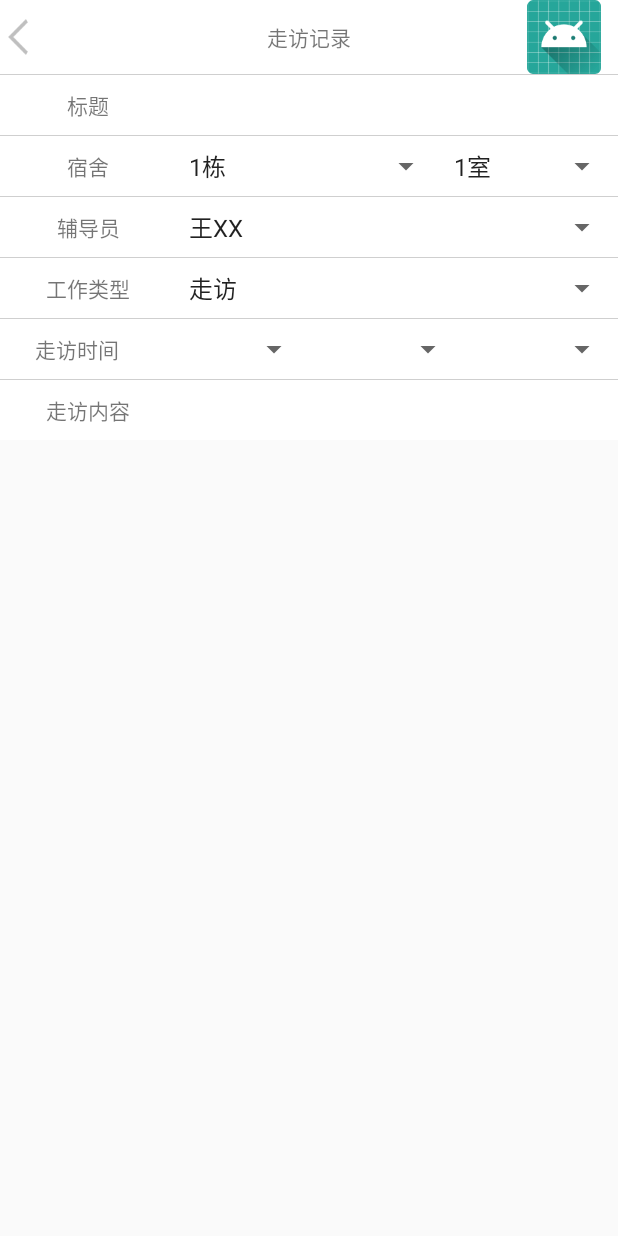
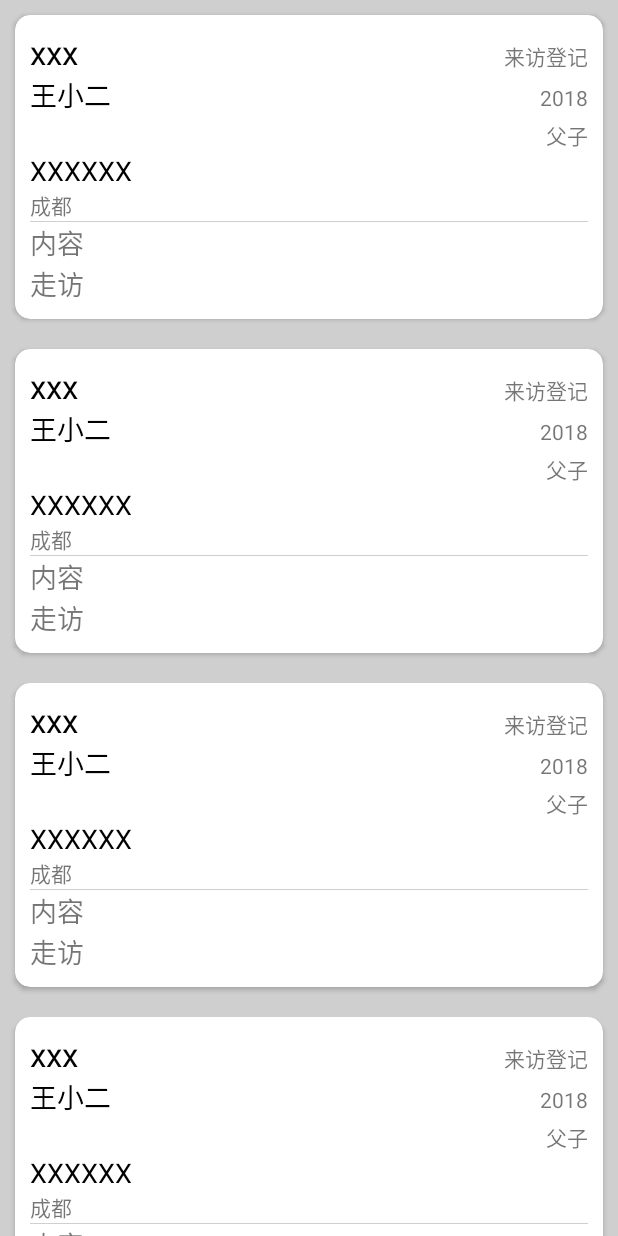
Before and after one commit to MiHang/Test, an Android app: the screen it shows after launch (e before the commit, visit after it), on a phone screen of 412 x 824 dp. Run offline under Robolectric (Android 15) with nearby library versions, the phone set to English and light mode, and no system bars; our stand-ins replace ButterKnife.

```diff
--- a/app/src/main/AndroidManifest.xml
+++ b/app/src/main/AndroidManifest.xml
@@ -22,7 +22,10 @@
         <activity android:name=".activity.NewDetailActivity" />
         <activity android:name=".activity.NoticeDetailActivity" />
         <activity android:name=".activity.NoticeListActivity" />
-        <activity android:name=".activity.e">
+        <activity android:name=".activity.AddVisitRecordActivity">
+
+        </activity>
+        <activity android:name=".activity.visit">
             <intent-filter>
                 <action android:name="android.intent.action.MAIN" />
 
--- a/app/src/main/java/pers/test/activity/e.java
+++ b/app/src/main/java/pers/test/activity/AddVisitRecordActivity.java
@@ -16,7 +16,7 @@ import pers.test.R;
  * Created by 惠普 on 2018-04-12.
  */
 
-public class e extends AppCompatActivity {
+public class AddVisitRecordActivity extends AppCompatActivity {
 
     @BindView(R.id.dormitory_back)
     ImageView dormitoryBack;
--- /dev/null
+++ b/app/src/main/java/pers/test/activity/visit.java
@@ -0,0 +1,122 @@
+package pers.test.activity;
+
+import android.content.Context;
+import android.os.Bundle;
+import android.support.v7.app.AppCompatActivity;
+import android.support.v7.widget.GridLayoutManager;
+import android.support.v7.widget.LinearLayoutManager;
+import android.support.v7.widget.RecyclerView;
+import android.util.LayoutDirection;
+import android.view.LayoutInflater;
+import android.view.View;
+import android.view.ViewGroup;
+import android.widget.LinearLayout;
+import android.widget.TextView;
+import android.widget.Toast;
+
+import java.util.ArrayList;
+import java.util.List;
+
+import butterknife.BindView;
+import butterknife.ButterKnife;
+import pers.test.R;
+import pers.test.model.VisitInfo;
+
+/**
+ * Created by 惠普 on 2018-04-12.
+ */
+
+public class visit extends AppCompatActivity {
+
+    @BindView(R.id.myVisit)
+    RecyclerView myVisit;
+ List<VisitInfo> data=new ArrayList<>();
+    @Override
+    protected void onCreate(Bundle savedInstanceState) {
+        super.onCreate(savedInstanceState);
+        setContentView(R.layout.fragment_visit);
+        ButterKnife.bind(this);
+        for(int i=0;i<5;i++){
+            VisitInfo v=new VisitInfo();
+            v.setContent("走访");
+            v.setAddress("成都");
+            v.setName("王小二");
+            v.setTime("2018");
+            v.setId("XXXXXX");
+            v.setRelative("父子");
+            v.setVisitor("xxx");
+            v.setTip("来访登记");
+            data.add(v);
+        }
+        Toast.makeText(this, ""+data.size(), Toast.LENGTH_SHORT).show();
+        LinearLayoutManager layoutManager = new LinearLayoutManager(getApplicationContext());
+        myVisit.setLayoutManager(layoutManager);
+      MyAdapter myAdapter=new MyAdapter(this,data);
+        myVisit.setAdapter(myAdapter);
+    }
+
+    class MyAdapter extends RecyclerView.Adapter<MyAdapter.ViewHolder> {
+        Context context;
+        List<VisitInfo> data;
+            public MyAdapter(Context context, List<VisitInfo> data){
+                this.context=context;
+                this.data=data;
+            }
+
+        @Override
+        public ViewHolder onCreateViewHolder(ViewGroup parent, int viewType) {
+            View view = LayoutInflater.from(context).inflate(R.layout.visit_item,parent,false);//暂时不将布局文件放入root
+
+            ViewHolder viewHolder=new ViewHolder(view);
+
+            return viewHolder;
+        }
+
+        @Override
+        public void onBindViewHolder(ViewHolder holder, int position) {
+                  holder.Visitor.setText(data.get(position).getVisitor());
+                  holder.Id.setText(data.get(position).getId());
+            holder.Tip.setText(data.get(position).getTip());
+                    holder.Name.setText(data.get(position).getName());
+                    holder.Time.setText(data.get(position).getTime());
+            holder.Phone.setText(data.get(position).getPhone());
+            holder.record_content.setText(data.get(position).getContent());
+            holder.Address.setText(data.get(position).getAddress());
+            holder.Relative.setText(data.get(position).getRelative());
+        }
+
+        @Override
+        public int getItemCount() {
+            return data.size();
+        }
+
+        class ViewHolder extends RecyclerView.ViewHolder {
+            public TextView Visitor;
+            public TextView Tip;
+            public TextView Name;
+            public TextView Time;
+            public TextView Phone;
+            public TextView Relative;
+            public TextView Id;
+            public TextView Address;
+            public TextView record_content;
+
+
+            public ViewHolder(View rootView) {
+                super(rootView);
+
+                this.Visitor = (TextView) rootView.findViewById(R.id.Visitor);
+                this.Tip = (TextView) rootView.findViewById(R.id.Tip);
+                this.Name = (TextView) rootView.findViewById(R.id.Name);
+                this.Time = (TextView) rootView.findViewById(R.id.Time);
+                this.Phone = (TextView) rootView.findViewById(R.id.Phone);
+                this.Relative = (TextView) rootView.findViewById(R.id.Relative);
+                this.Id = (TextView) rootView.findViewById(R.id.Id);
+                this.Address = (TextView) rootView.findViewById(R.id.Address);
+                this.record_content = (TextView) rootView.findViewById(R.id.record_content);
+            }
+        }
+
+
+    }
+}
--- /dev/null
+++ b/app/src/main/java/pers/test/model/VisitInfo.java
@@ -0,0 +1,89 @@
+package pers.test.model;
+
+/**
+ * Created by 惠普 on 2018-04-12.
+ */
+
+public class VisitInfo {
+    String visitor;
+    String tip;
+    String name;
+    String phone;
+    String time;
+    String relative;
+    String id;
+    String address;
+    String content;
+
+    public String getVisitor() {
+        return visitor;
+    }
+
+    public void setVisitor(String visitor) {
+        this.visitor = visitor;
+    }
+
+    public String getTip() {
+        return tip;
+    }
+
+    public void setTip(String tip) {
+        this.tip = tip;
+    }
+
+    public String getName() {
+        return name;
+    }
+
+    public void setName(String name) {
+        this.name = name;
+    }
+
+    public String getPhone() {
+        return phone;
+    }
+
+    public void setPhone(String phone) {
+        this.phone = phone;
+    }
+
+    public String getTime() {
+        return time;
+    }
+
+    public void setTime(String time) {
+        this.time = time;
+    }
+
+    public String getRelative() {
+        return relative;
+    }
+
+    public void setRelative(String relative) {
+        this.relative = relative;
+    }
+
+    public String getId() {
+        return id;
+    }
+
+    public void setId(String id) {
+        this.id = id;
+    }
+
+    public String getAddress() {
+        return address;
+    }
+
+    public void setAddress(String address) {
+        this.address = address;
+    }
+
+    public String getContent() {
+        return content;
+    }
+
+    public void setContent(String content) {
+        this.content = content;
+    }
+}
--- /dev/null
+++ b/app/src/main/res/layout/fragment_visit.xml
@@ -0,0 +1,9 @@
+<?xml version="1.0" encoding="utf-8"?>
+<android.support.v7.widget.RecyclerView
+    android:id="@+id/myVisit"
+    xmlns:android="http://schemas.android.com/apk/res/android"
+    android:layout_width="match_parent"
+    android:background="@color/dividerColor"
+    android:layout_height="wrap_content">
+
+</android.support.v7.widget.RecyclerView>
--- /dev/null
+++ b/app/src/main/res/layout/visit_item.xml
@@ -0,0 +1,125 @@
+<?xml version="1.0" encoding="utf-8"?>
+<android.support.v7.widget.CardView xmlns:android="http://schemas.android.com/apk/res/android"
+    android:layout_width="match_parent"
+    android:layout_height="wrap_content"
+    xmlns:app="http://schemas.android.com/apk/res-auto"
+    android:layout_margin="10dp"
+    app:cardCornerRadius="10dp"
+    android:background="#8a8a8a">
+
+    <LinearLayout
+        android:layout_width="match_parent"
+        android:layout_height="wrap_content"
+        android:layout_margin="10dp"
+        android:orientation="vertical">
+
+        <LinearLayout
+            android:layout_width="match_parent"
+            android:layout_height="wrap_content"
+            android:orientation="horizontal">
+
+            <TextView
+                android:id="@+id/Visitor"
+                android:layout_width="wrap_content"
+                android:layout_height="wrap_content"
+                android:layout_weight="1"
+                android:text="XXX"
+                android:textColor="@color/black"
+                android:textSize="22dp" />
+
+            <TextView
+                android:id="@+id/Tip"
+                android:layout_width="wrap_content"
+                android:layout_height="wrap_content"
+                android:layout_weight="1"
+                android:gravity="right"
+                android:text="来访登记" />
+        </LinearLayout>
+
+        <LinearLayout
+            android:layout_width="match_parent"
+            android:layout_height="wrap_content"
+            android:orientation="horizontal">
+
+            <TextView
+                android:id="@+id/Name"
+                android:layout_width="wrap_content"
+                android:layout_height="wrap_content"
+                android:layout_weight="1"
+                android:text="被访人:王小二"
+                android:textColor="@color/black"
+                android:textSize="18dp" />
+
+            <TextView
+                android:id="@+id/Time"
+                android:layout_width="wrap_content"
+                android:layout_height="wrap_content"
+                android:layout_weight="1"
+                android:gravity="right"
+                android:text="来访登记" />
+        </LinearLayout>
+
+        <LinearLayout
+            android:layout_width="match_parent"
+            android:layout_height="wrap_content"
+            android:orientation="horizontal">
+
+            <TextView
+                android:id="@+id/Phone"
+                android:layout_width="wrap_content"
+                android:layout_height="wrap_content"
+                android:layout_weight="1"
+                android:text="来访人电话:xxxxxx"
+                android:textColor="@color/black"
+                android:textSize="18dp" />
+
+            <TextView
+                android:id="@+id/Relative"
+                android:layout_width="wrap_content"
+                android:layout_height="wrap_content"
+                android:layout_weight="1"
+                android:gravity="right"
+                android:text="与被访人关系:父子" />
+        </LinearLayout>
+
+        <TextView
+            android:id="@+id/Id"
+            android:layout_width="wrap_content"
+            android:layout_height="wrap_content"
+            android:layout_weight="1"
+            android:gravity="right"
+            android:text="来访人身份证号:XXXXXX"
+            android:textColor="@color/black"
+            android:textSize="18dp" />
+
+        <TextView
+            android:id="@+id/Address"
+            android:layout_width="wrap_content"
+            android:layout_height="wrap_content"
+            android:layout_weight="1"
+            android:gravity="left"
+            android:text="1栋二室" />
+
+        <View
+            android:layout_width="match_parent"
+            android:layout_height="@dimen/divide_line"
+            android:background="@color/dividerColor" />
+
+        <TextView
+            android:layout_width="wrap_content"
+            android:layout_height="wrap_content"
+            android:layout_weight="1"
+            android:gravity="left"
+            android:text="内容"
+            android:textSize="18dp" />
+
+        <TextView
+            android:id="@+id/record_content"
+            android:layout_width="match_parent"
+            android:layout_height="wrap_content"
+            android:layout_weight="1"
+            android:gravity="left"
+            android:text="XXXXXXX"
+            android:textSize="18dp" />
+    </LinearLayout>
+</android.support.v7.widget.CardView>
```
